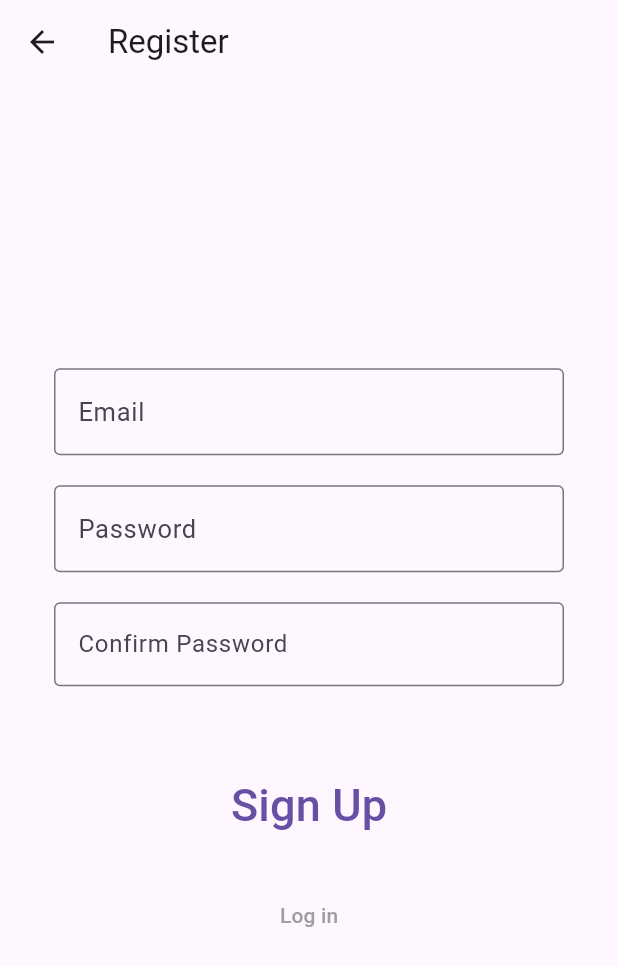
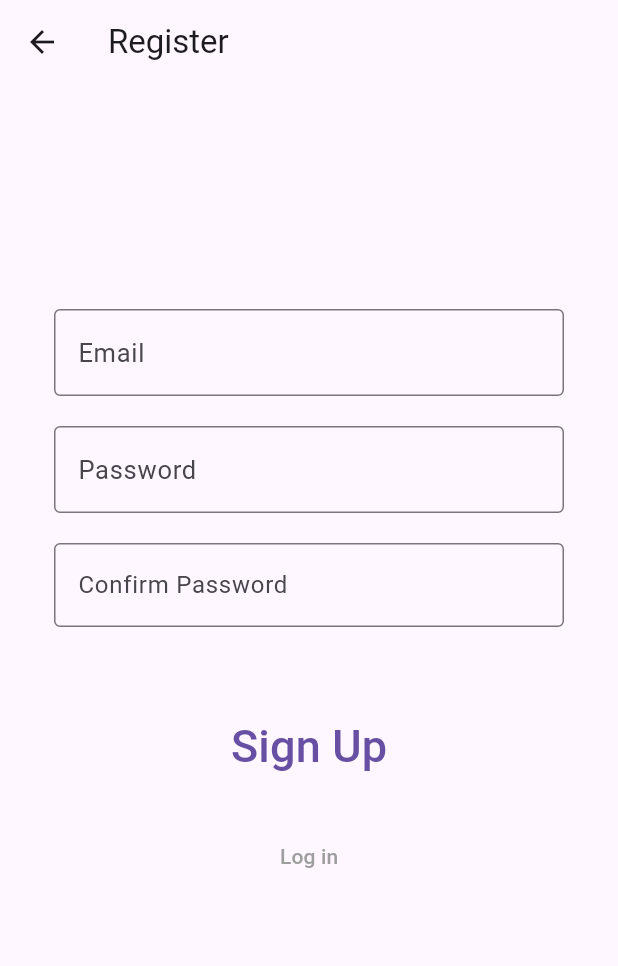
Before and after one commit to IbrokhimMirzaev/task_project, a Flutter app: the SignUpPage screen opened directly with empty values, on a phone screen of 412 x 824 dp. Shown: the top 966 px of the screen. Run offline on Flutter 3.47's test engine with Material 2 defaults, Android fonts, the phone set to English and light mode, and no system bars; our stand-ins replace bloc, cloud_firestore, email_validator, equatable, firebase_auth, firebase_core and 3 more; accounts and stored records are empty.

Commit message:
chats almost completed

```diff
--- a/lib/ui/auth/pages/sign_up.dart
+++ b/lib/ui/auth/pages/sign_up.dart
@@ -24,15 +24,17 @@ class _SignUpPageState extends State<SignUpPage> {
   Widget build(BuildContext context) {
     return Scaffold(
       appBar: AppBar(title: const Text("Register")),
-      body: Form(
+      body: SingleChildScrollView(
+        child: Form(
           key: formKey,
           child: Column(
             mainAxisAlignment: MainAxisAlignment.center,
             children: [
+              const SizedBox(height: 150),
               Padding(
                 padding: const EdgeInsets.symmetric(horizontal: 36),
                 child: TextFormField(
-                decoration: InputDecoration(hintText: "Email"),
+                  decoration: const InputDecoration(hintText: "Email"),
                   controller: emailController,
                   textInputAction: TextInputAction.next,
                   autovalidateMode: AutovalidateMode.onUserInteraction,
@@ -46,7 +48,7 @@ class _SignUpPageState extends State<SignUpPage> {
               Padding(
                 padding: const EdgeInsets.symmetric(horizontal: 36),
                 child: TextFormField(
-                  decoration: InputDecoration(hintText: "Password"),
+                    decoration: const InputDecoration(hintText: "Password"),
                     controller: passwordController,
                     textInputAction: TextInputAction.next,
                     obscureText: true,
@@ -79,6 +81,7 @@ class _SignUpPageState extends State<SignUpPage> {
             ],
           ),
         ),
+      ),
     );
   }
 
--- a/lib/ui/chat/widgets/left_side_message_item.dart
+++ b/lib/ui/chat/widgets/left_side_message_item.dart
@@ -16,7 +16,7 @@ class LeftSideMessageItem extends StatelessWidget {
   @override
   Widget build(BuildContext context) {
     return Container(
-      margin: const EdgeInsets.symmetric(horizontal: 24, vertical: 5),
+      margin: const EdgeInsets.symmetric(horizontal: 24, vertical: 7),
       child: Row(
         mainAxisSize: MainAxisSize.max,
         crossAxisAlignment: CrossAxisAlignment.end,
--- a/lib/ui/chat/widgets/rightside_message_item.dart
+++ b/lib/ui/chat/widgets/rightside_message_item.dart
@@ -11,7 +11,7 @@ class RightSideMessageItem extends StatelessWidget {
   @override
   Widget build(BuildContext context) {
     return Container(
-      margin: const EdgeInsets.symmetric(horizontal: 24, vertical: 5),
+      margin: const EdgeInsets.symmetric(horizontal: 24, vertical: 7),
       child: Row(
         mainAxisSize: MainAxisSize.max,
         crossAxisAlignment: CrossAxisAlignment.end,
```
Also changed, not shown: lib/ui/chat/chat.dart (+8 -8 lines). Lines whose indentation alone changed are shown as unchanged.
